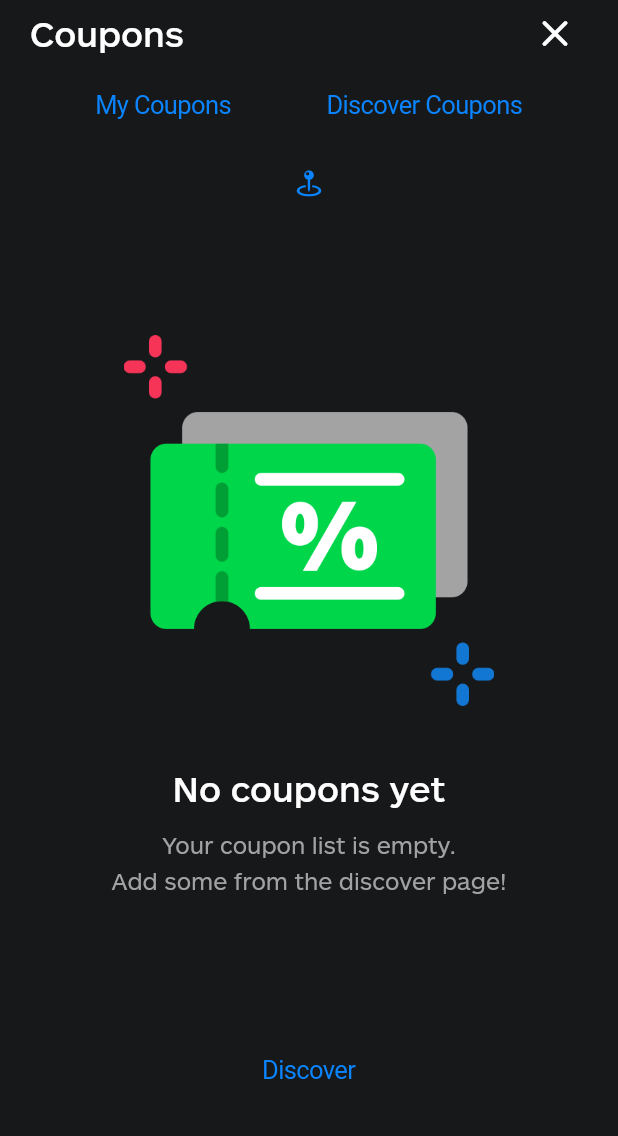
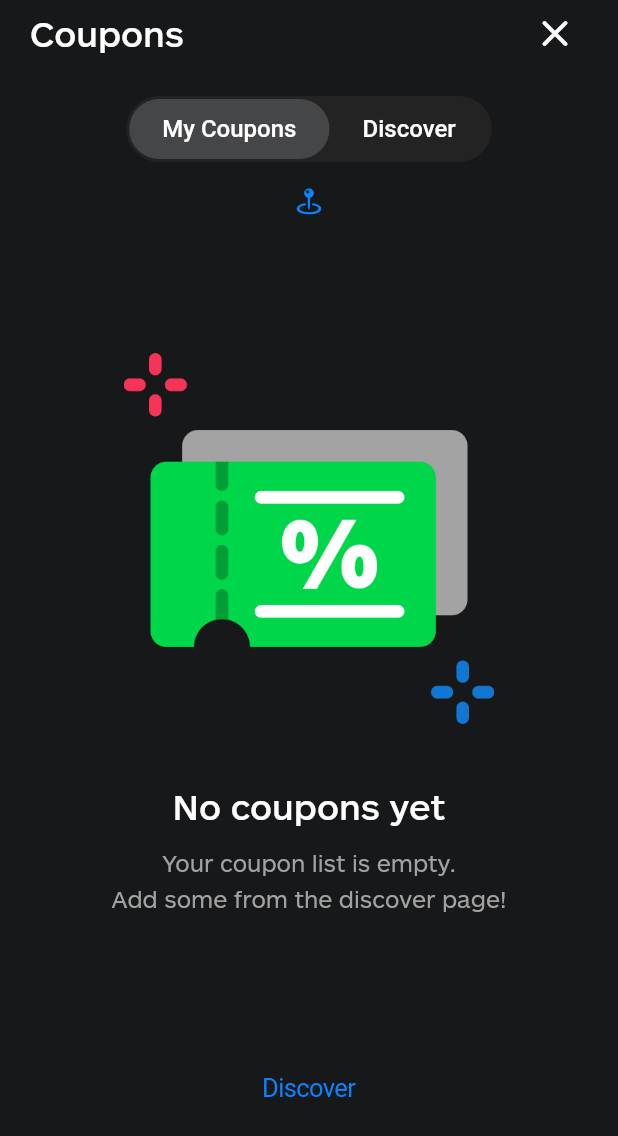
Before and after one commit to nhulston/cash_discover, a Flutter app: the CouponsPage screen opened directly, on a phone screen of 412 x 824 dp. Shown: the top 1136 px of the screen. Run offline on Flutter 3.47's test engine with Material 2 defaults, Android fonts, the phone set to English and light mode, and no system bars; drawn by our look-alikes of custom_sliding_segmented_control; our stand-ins replace google_maps_flutter.

Commit message:
Improve 'My Coupons'/'Discover' button

```diff
--- /dev/null
+++ b/lib/components/sliding_segment_text.dart
@@ -0,0 +1,22 @@
+import 'package:cash_discover/style/style.dart';
+import 'package:flutter/cupertino.dart';
+
+class SlidingSegmentText extends StatelessWidget {
+  const SlidingSegmentText({Key? key, required this.text}) : super(key: key);
+  final String text;
+
+  @override
+  Widget build(BuildContext context) {
+    return Padding(
+      padding: const EdgeInsets.all(10),
+      child: Text(
+        text,
+        style: const TextStyle(
+          color: Style.primary,
+          fontWeight: FontWeight.w500,
+          fontSize: 16,
+        ),
+      ),
+    );
+  }
+}
--- a/lib/pages/coupons_page.dart
+++ b/lib/pages/coupons_page.dart
@@ -1,6 +1,8 @@
 import 'package:cash_discover/components/coupon_grid.dart';
+import 'package:cash_discover/components/sliding_segment_text.dart';
 import 'package:cash_discover/pages/map_page.dart';
 import 'package:cash_discover/style/style.dart';
+import 'package:custom_sliding_segmented_control/custom_sliding_segmented_control.dart';
 import 'package:flutter/cupertino.dart';
 import 'package:flutter/material.dart';
 
@@ -46,26 +48,28 @@ class _CouponsPageState extends State<CouponsPage> {
                     ),
                   ],
                 ),
-                Row(
-                  mainAxisAlignment: MainAxisAlignment.spaceEvenly,
-                  children: [
-                    CupertinoButton(
-                      child: const Text('My Coupons'),
-                      onPressed: () {
-                        setState(() {
-                          page = Pages.myCouponsPage;
-                        });
-                      },
+                const SizedBox(height: 20),
+                Material(
+                  color: Colors.transparent,
+                  child: CustomSlidingSegmentedControl<int>(
+                    decoration: BoxDecoration(
+                      color: Style.darkGray,
+                      borderRadius: BorderRadius.circular(100),
                     ),
-                    CupertinoButton(
-                      child: const Text('Discover Coupons'),
-                      onPressed: () {
-                        setState(() {
-                          page = Pages.discoverCouponsPage;
-                        });
-                      },
+                    thumbDecoration: BoxDecoration(
+                      color: Style.gray,
+                      borderRadius: BorderRadius.circular(100),
                     ),
-                  ],
+                    children: const {
+                      0: SlidingSegmentText(text: 'My Coupons'),
+                      1: SlidingSegmentText(text: 'Discover'),
+                    },
+                    onValueChanged: (newValue) {
+                      setState(() {
+                        page = newValue == 0 ? Pages.myCouponsPage : Pages.discoverCouponsPage;
+                      });
+                    },
+                  ),
                 ),
                 CupertinoButton(
                   child: const Icon(CupertinoIcons.map_pin_ellipse),
--- a/pubspec.yaml
+++ b/pubspec.yaml
@@ -14,6 +14,7 @@ dependencies:
     sdk: flutter
   cupertino_icons: ^1.0.2
   google_maps_flutter: ^2.1.8
+  custom_sliding_segmented_control: ^1.7.1
 
 dev_dependencies:
   flutter_test:
```
Also changed, not shown: pubspec.lock.
